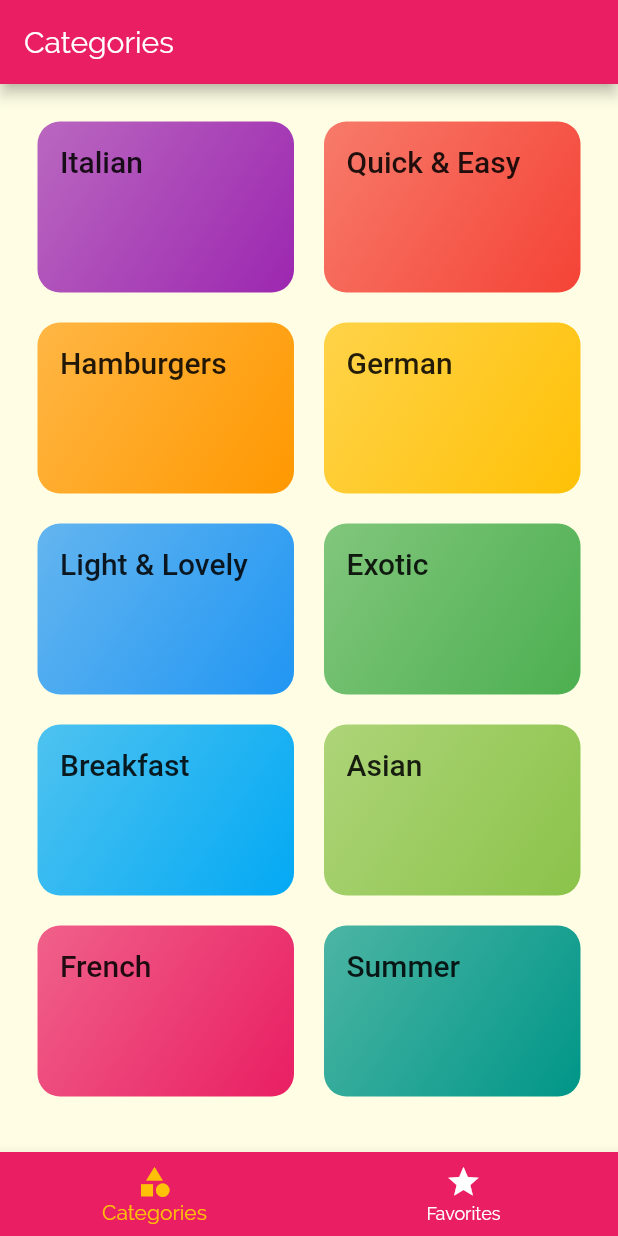
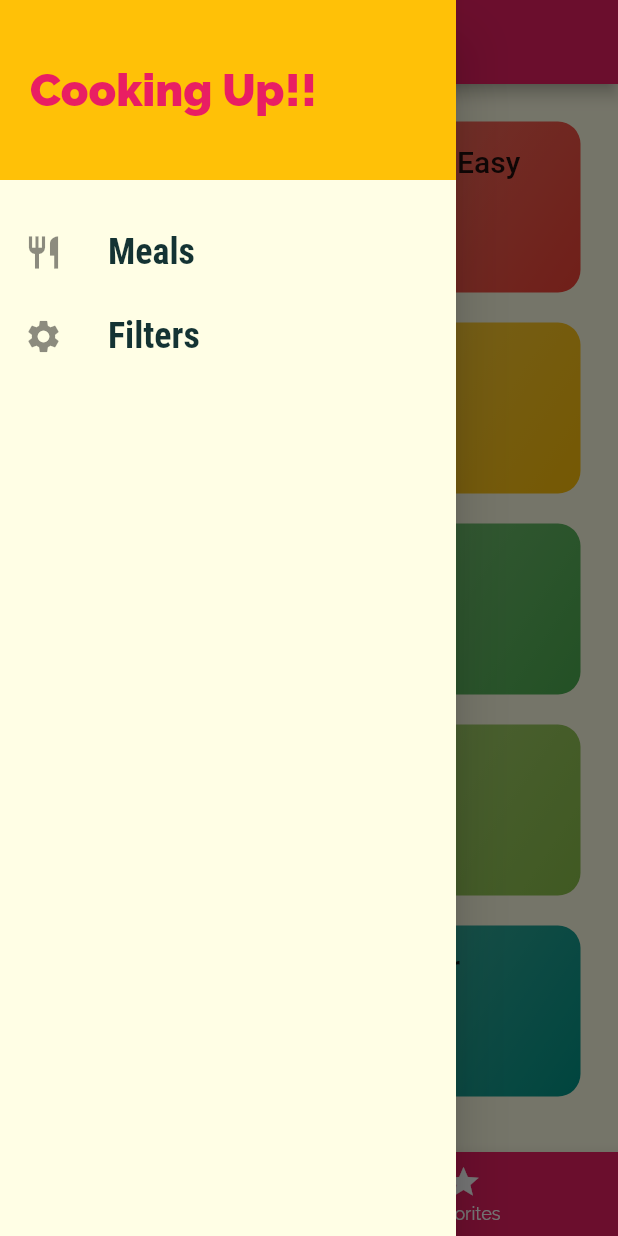
Before and after one commit to AshishSingh2001/DeliMeals, a Flutter app: the screen it shows after launch, with the side drawer open (before the commit the screen has no drawer), on a phone screen of 412 x 824 dp. Run offline on Flutter 3.47's test engine with Material 2 defaults, Android fonts, the phone set to English and light mode, and no system bars; Roboto replaces fonts that are missing (Roboto-Condensed).

Commit message:
added drawer

```diff
--- a/lib/main.dart
+++ b/lib/main.dart
@@ -1,4 +1,5 @@
 import 'package:flutter/material.dart';
+import 'package:meals/screens/filters_screen.dart';
 import './screens/meal_detail_screen.dart';
 import './screens/tabs_screen.dart';
 import './screens/categories_meals_screen.dart';
@@ -32,6 +33,7 @@ class MyApp extends StatelessWidget {
         '/': (ctx) => TabsScreen(),
         CategoryMealsScreen.routeName: (ctx) => CategoryMealsScreen(),
         MealDetailScreen.routeName: (ctx) => MealDetailScreen(),
+        FiltersScreen.routeName: (ctx) => FiltersScreen(),
       },
       onGenerateRoute: (settings) {
         print(settings.arguments);
--- /dev/null
+++ b/lib/screens/filters_screen.dart
@@ -0,0 +1,12 @@
+import 'package:flutter/material.dart';
+
+class FiltersScreen extends StatelessWidget {
+  static const routeName = '/filters';
+
+  @override
+  Widget build(BuildContext context) {
+    return Container(
+      child: null,
+    );
+  }
+}
--- a/lib/screens/tabs_screen.dart
+++ b/lib/screens/tabs_screen.dart
@@ -1,5 +1,6 @@
 import 'package:flutter/material.dart';
-import 'package:meals/screens/favorites_screen.dart';
+import '../screens/favorites_screen.dart';
+import '../widgets/main_drawer.dart';
 import '../screens/categories_screen.dart';
 
 class TabsScreen extends StatefulWidget {
@@ -30,6 +31,7 @@ class _TabsScreenState extends State<TabsScreen> {
   @override
   Widget build(BuildContext context) {
     return Scaffold(
+      drawer: MainDrawer(),
       appBar: AppBar(
         title: Text(_pages[_selectedPageIndex]['title'] as String),
       ),
--- /dev/null
+++ b/lib/widgets/main_drawer.dart
@@ -0,0 +1,54 @@
+import 'package:flutter/material.dart';
+import 'package:meals/screens/filters_screen.dart';
+
+class MainDrawer extends StatelessWidget {
+  Widget buildListTile(String title, IconData icon, Function tapHandler) {
+    return ListTile(
+      leading: Icon(
+        icon,
+        size: 26,
+      ),
+      title: Text(
+        title,
+        style: TextStyle(
+          fontFamily: 'RobotoCondensed',
+          fontSize: 24,
+          fontWeight: FontWeight.bold,
+        ),
+      ),
+      onTap: () {},
+    );
+  }
+
+  @override
+  Widget build(BuildContext context) {
+    return Drawer(
+      child: Column(
+        children: [
+          Container(
+            height: 120,
+            width: double.infinity,
+            padding: EdgeInsets.all(20),
+            alignment: Alignment.centerLeft,
+            color: Theme.of(context).accentColor,
+            child: Text(
+              'Cooking Up!!',
+              style: TextStyle(
+                fontWeight: FontWeight.w900,
+                fontSize: 30,
+                color: Theme.of(context).primaryColor,
+              ),
+            ),
+          ),
+          SizedBox(height: 20),
+          buildListTile('Meals', Icons.restaurant, () {
+            Navigator.of(context).pushNamed('/');
+          }),
+          buildListTile('Filters', Icons.settings, () {
+            Navigator.of(context).pushNamed(FiltersScreen.routeName);
+          })
+        ],
+      ),
+    );
+  }
+}
```
